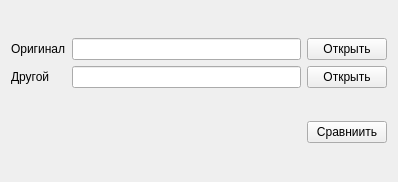
Old version of the form ui/comparingwidget.ui in the repository massaraksh-yandex/thesis.
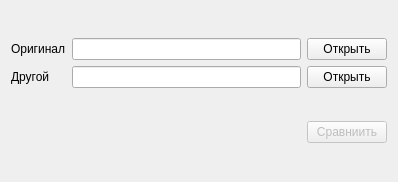
New version of the form.

Diff of the .ui file:
```diff
--- a/ui/comparingwidget.ui
+++ b/ui/comparingwidget.ui
@@ -69,6 +69,9 @@
      </item>
      <item>
       <widget class="QPushButton" name="pushCompare">
+       <property name="enabled">
+        <bool>false</bool>
+       </property>
        <property name="text">
         <string>Сравниить</string>
        </property>
```
Left out of the diff: 12 changed lines with no effect on the pictures.
